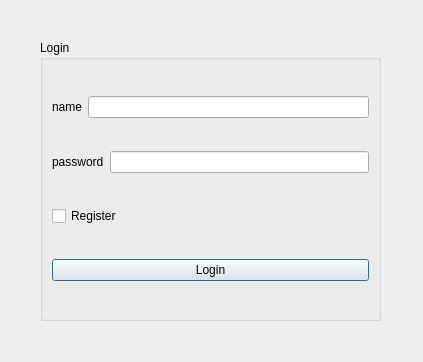
The window that QtInterface/login.ui (Pierre-Narcisi/Babel) describes before a commit, drawn with Qt 5.
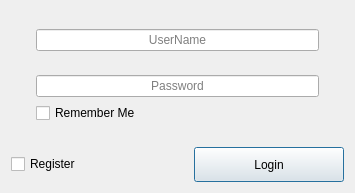
The same window after the commit. Icons and pictures are not drawn.

```diff
--- a/QtInterface/login.ui
+++ b/QtInterface/login.ui
@@ -6,70 +6,137 @@
    <rect>
     <x>0</x>
     <y>0</y>
-    <width>423</width>
-    <height>362</height>
+    <width>355</width>
+    <height>193</height>
    </rect>
   </property>
   <property name="windowTitle">
    <string>Dialog</string>
   </property>
-  <widget class="QGroupBox" name="groupBox">
-   <property name="geometry">
-    <rect>
-     <x>40</x>
-     <y>40</y>
-     <width>341</width>
-     <height>281</height>
-    </rect>
-   </property>
-   <property name="title">
-    <string>Login</string>
-   </property>
-   <layout class="QVBoxLayout" name="verticalLayout">
-    <item>
-     <layout class="QHBoxLayout" name="horizontalLayout">
-      <item>
-       <widget class="QLabel" name="label_name">
-        <property name="text">
-         <string>name</string>
-        </property>
-       </widget>
-      </item>
-      <item>
-       <widget class="QLineEdit" name="lineEdit_name"/>
-      </item>
-     </layout>
-    </item>
-    <item>
-     <layout class="QHBoxLayout" name="horizontalLayout_2">
-      <item>
-       <widget class="QLabel" name="label_password">
-        <property name="text">
-         <string>password</string>
-        </property>
-       </widget>
-      </item>
-      <item>
-       <widget class="QLineEdit" name="lineEdit_password"/>
-      </item>
-     </layout>
-    </item>
-    <item>
-     <widget class="QCheckBox" name="checkBox">
-      <property name="text">
-       <string>Register</string>
-      </property>
-     </widget>
-    </item>
-    <item>
-     <widget class="QPushButton" name="pushButton">
-      <property name="text">
-       <string>Login</string>
-      </property>
-     </widget>
-    </item>
-   </layout>
-  </widget>
+  <property name="windowIcon">
+   <iconset resource="resources.qrc">
+    <normaloff>:/images/logo</normaloff>:/images/logo</iconset>
+  </property>
+  <layout class="QVBoxLayout" name="verticalLayout_2">
+   <item>
+    <layout class="QVBoxLayout" name="verticalLayout">
+     <property name="leftMargin">
+      <number>25</number>
+     </property>
+     <property name="rightMargin">
+      <number>25</number>
+     </property>
+     <item>
+      <spacer name="verticalSpacer_3">
+       <property name="orientation">
+        <enum>Qt::Vertical</enum>
+       </property>
+       <property name="sizeHint" stdset="0">
+        <size>
+         <width>20</width>
+         <height>40</height>
+        </size>
+       </property>
+      </spacer>
+     </item>
+     <item>
+      <widget class="QLineEdit" name="lineEdit_name">
+       <property name="alignment">
+        <set>Qt::AlignCenter</set>
+       </property>
+       <property name="placeholderText">
+        <string>UserName</string>
+       </property>
+      </widget>
+     </item>
+     <item>
+      <spacer name="verticalSpacer">
+       <property name="orientation">
+        <enum>Qt::Vertical</enum>
+       </property>
+       <property name="sizeHint" stdset="0">
+        <size>
+         <width>20</width>
+         <height>40</height>
+        </size>
+       </property>
+      </spacer>
+     </item>
+     <item>
+      <widget class="QLineEdit" name="lineEdit_password">
+       <property name="inputMask">
+        <string/>
+       </property>
+       <property name="echoMode">
+        <enum>QLineEdit::Password</enum>
+       </property>
+       <property name="alignment">
+        <set>Qt::AlignCenter</set>
+       </property>
+       <property name="placeholderText">
+        <string>Password</string>
+       </property>
+      </widget>
+     </item>
+     <item>
+      <widget class="QCheckBox" name="checkBoxRemember">
+       <property name="text">
+        <string>Remember Me</string>
+       </property>
+      </widget>
+     </item>
+     <item>
+      <spacer name="verticalSpacer_2">
+       <property name="orientation">
+        <enum>Qt::Vertical</enum>
+       </property>
+       <property name="sizeHint" stdset="0">
+        <size>
+         <width>20</width>
+         <height>40</height>
+        </size>
+       </property>
+      </spacer>
+     </item>
+    </layout>
+   </item>
+   <item>
+    <layout class="QHBoxLayout" name="horizontalLayout">
+     <item>
+      <widget class="QCheckBox" name="checkBox">
+       <property name="maximumSize">
+        <size>
+         <width>16777215</width>
+         <height>16777215</height>
+        </size>
+       </property>
+       <property name="text">
+        <string>Register</string>
+       </property>
+      </widget>
+     </item>
+     <item>
+      <widget class="QPushButton" name="pushButton">
+       <property name="minimumSize">
+        <size>
+         <width>0</width>
+         <height>35</height>
+        </size>
+       </property>
+       <property name="maximumSize">
+        <size>
+         <width>150</width>
+         <height>16777215</height>
+        </size>
+       </property>
+       <property name="text">
+        <string>Login</string>
+       </property>
+      </widget>
+     </item>
+    </layout>
+   </item>
+  </layout>
  </widget>
  <resources/>
  <connections/>
```
Left out of the diff: 6 changed lines with no effect on the pictures.
